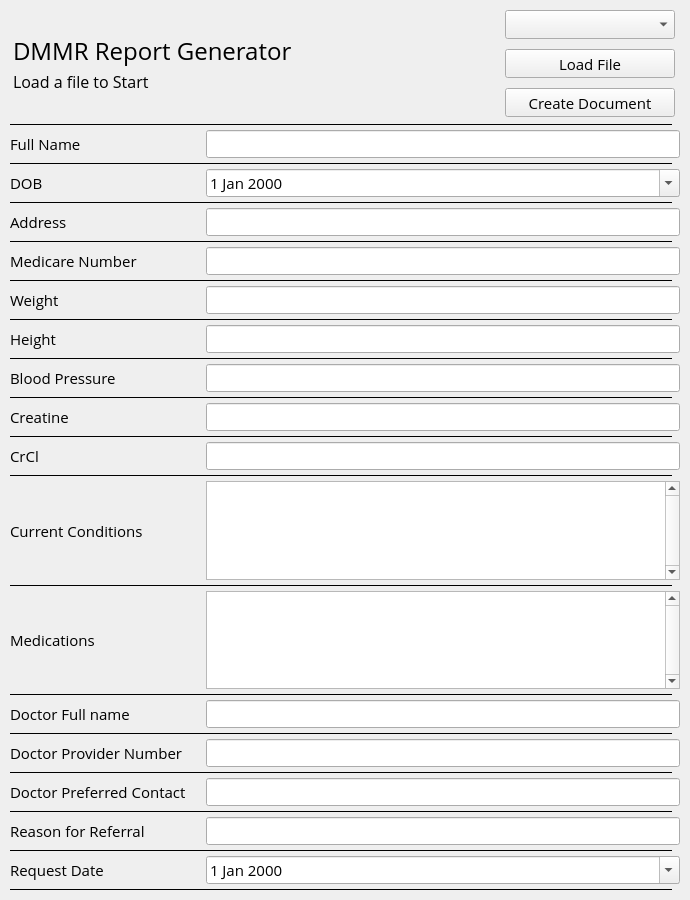
Qt form PDF-Parser/main_window.ui (ltptnt/PDF-Parser) before a commit.
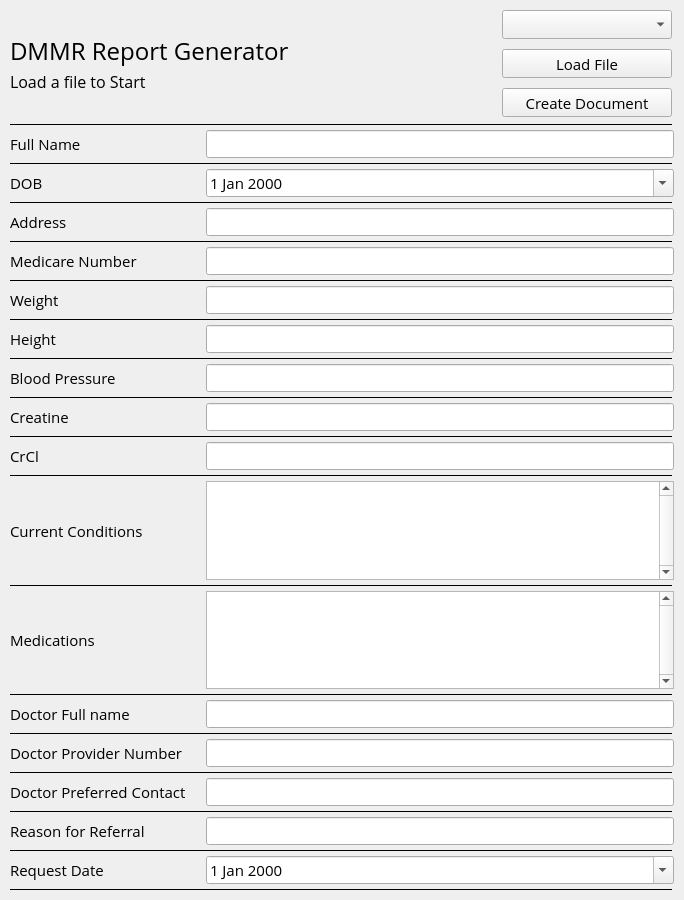
The same form after that commit.

Diff of the .ui file:
```diff
--- a/PDF-Parser/main_window.ui
+++ b/PDF-Parser/main_window.ui
@@ -10,7 +10,7 @@
    <rect>
     <x>0</x>
     <y>0</y>
-    <width>690</width>
+    <width>684</width>
     <height>900</height>
    </rect>
   </property>
@@ -28,7 +28,7 @@
   </property>
   <property name="maximumSize">
    <size>
-    <width>690</width>
+    <width>684</width>
     <height>900</height>
    </size>
   </property>
@@ -65,13 +65,13 @@
    </property>
    <property name="minimumSize">
     <size>
-     <width>690</width>
+     <width>0</width>
      <height>0</height>
     </size>
    </property>
    <property name="maximumSize">
     <size>
-     <width>100000</width>
+     <width>684</width>
      <height>900</height>
     </size>
    </property>
@@ -115,7 +115,7 @@
     <item row="0" column="0">
      <layout class="QGridLayout" name="mainApp" rowstretch="0,0,0,0,0,0,0,0,0,0,0,0,0,0,0,0,0,0,0,0,0,0,0,0,0,0,0,0,0,0,0,0,0,0" columnstretch="0,0">
       <property name="sizeConstraint">
-       <enum>QLayout::SetNoConstraint</enum>
+       <enum>QLayout::SetMaximumSize</enum>
       </property>
       <property name="leftMargin">
        <number>10</number>
```
